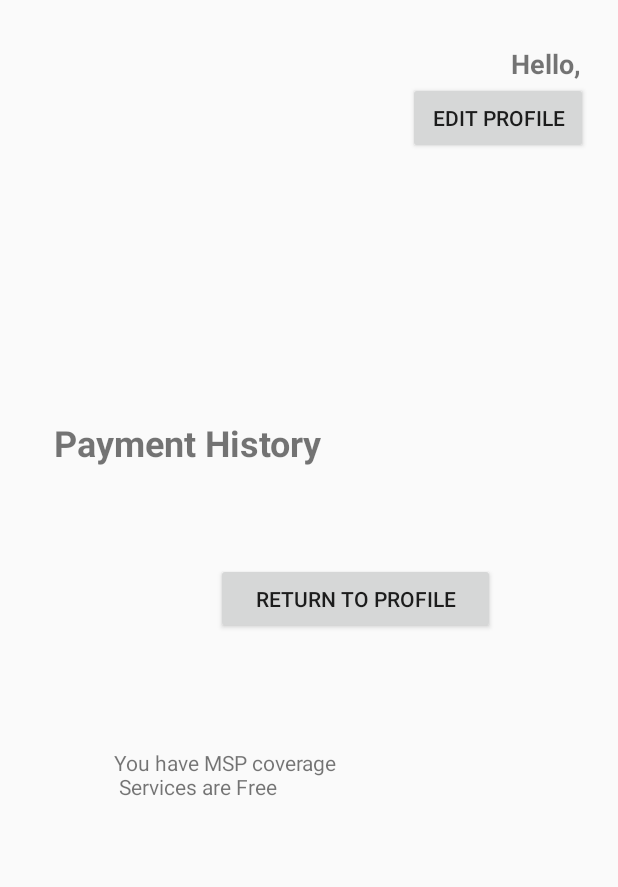
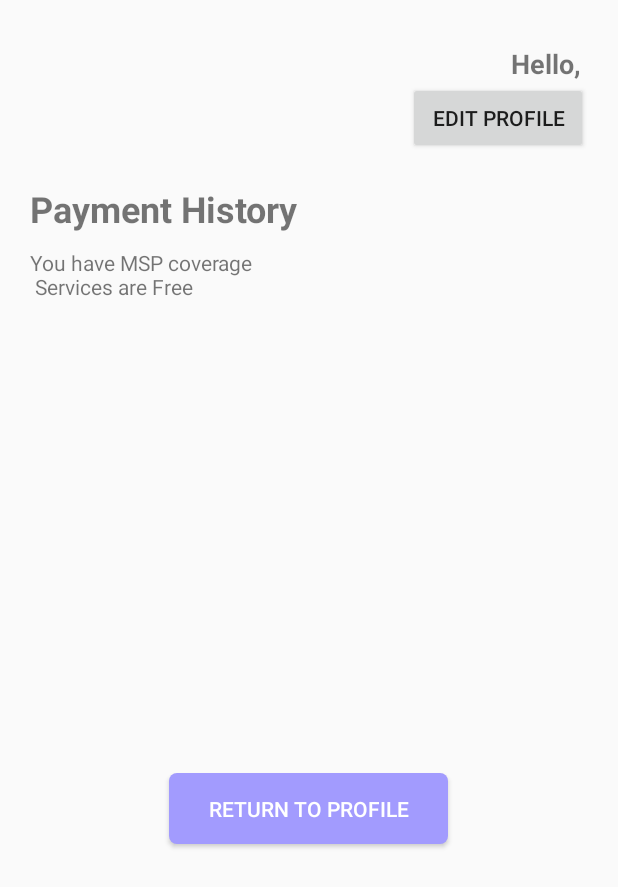
Before and after one commit to developer-jiheui/LemonAid, an Android app: the Activity_13 screen opened directly, with no data from a screen before it, on a phone screen of 412 x 824 dp. Shown: the top 887 px of the screen. Run offline under Robolectric (Android 15) with nearby library versions, the phone set to English and light mode, and no system bars.

Commit message:
update layout of activity 13

```diff
--- a/app/src/main/res/layout/activity_13.xml
+++ b/app/src/main/res/layout/activity_13.xml
@@ -32,33 +32,26 @@
 
     <TextView
         android:id="@+id/txtPayHistory"
-        android:layout_width="297dp"
-        android:layout_height="55dp"
-        android:layout_marginStart="16dp"
-        android:layout_marginLeft="16dp"
-        android:layout_marginTop="156dp"
-        android:layout_marginBottom="41dp"
+        android:layout_width="wrap_content"
+        android:layout_height="wrap_content"
         android:text="@string/txtPayHistory"
         android:textSize="24sp"
+        android:layout_marginBottom="10dp"
         android:textStyle="bold" />
+
+    <TextView
+        android:id="@+id/txtPaymentHistory"
+        android:layout_width="match_parent"
+        android:layout_height="300dp" />
 
     <Button
         android:id="@+id/btnBackProfile"
+        android:layout_marginTop="50dp"
+        android:layout_gravity="center_horizontal"
         android:layout_width="186dp"
         android:layout_height="47dp"
-        android:layout_marginStart="124dp"
-        android:layout_marginLeft="124dp"
-        android:layout_marginBottom="76dp"
+        android:textColor="#ffffff"
+        android:background="@drawable/bg_button"
         android:text="@string/btnReturProf" />
 
-    <TextView
-        android:id="@+id/txtPaymentHistory"
-        android:layout_width="299dp"
-        android:layout_height="257dp"
-        android:layout_marginStart="56dp"
-        android:layout_marginLeft="56dp"
-        android:layout_marginEnd="56dp"
-        android:layout_marginRight="56dp"
-        android:layout_marginBottom="192dp" />
-
 </LinearLayout>
```
